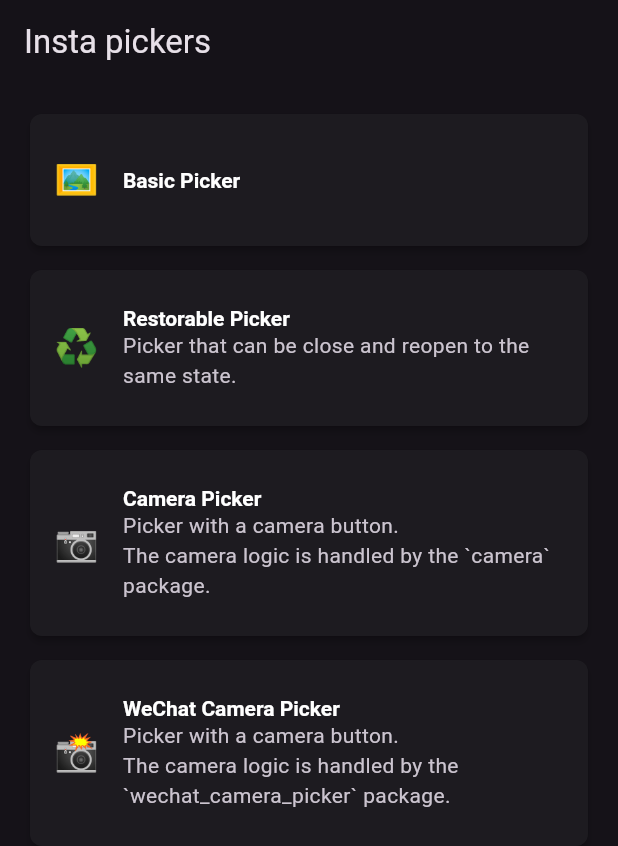
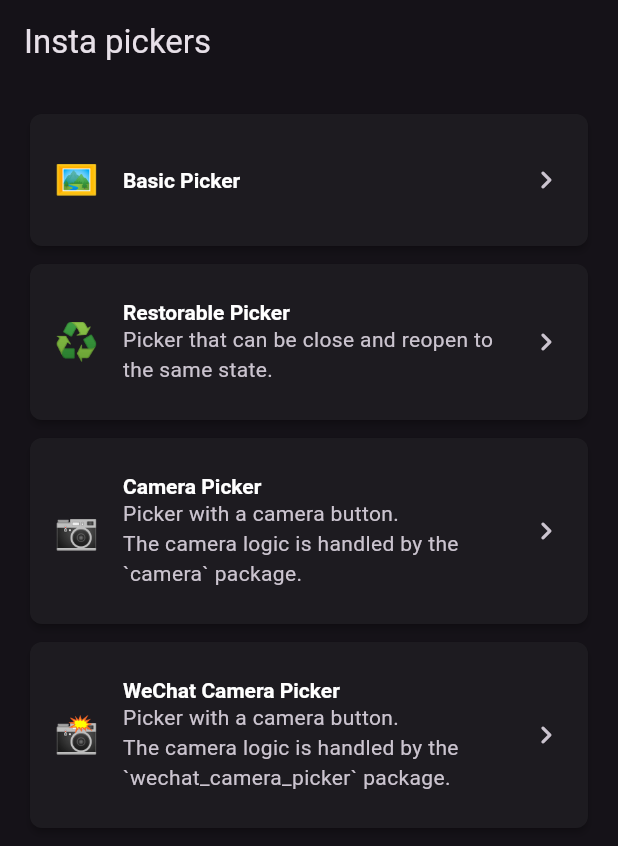
Before and after one commit to LeGoffMael/insta_assets_picker, a Flutter app: the screen it shows after launch, on a phone screen of 412 x 824 dp. Shown: the top 846 px of the screen. Run offline on Flutter 3.47's test engine with Material 2 defaults, Android fonts, the phone set to English and light mode, and no system bars; our stand-ins replace camera, extended_image; missing offline and left inert: fraction, insta_assets_crop, wechat_assets_picker, wechat_camera_picker.

Commit message:
♻️ change example picker titles and main's style

```diff
--- a/example/lib/main.dart
+++ b/example/lib/main.dart
@@ -44,7 +44,6 @@ class MyApp extends StatelessWidget {
             borderRadius: BorderRadius.all(Radius.circular(8)),
           ),
           titleTextStyle: TextStyle(fontWeight: FontWeight.w600),
-          minLeadingWidth: 8,
           leadingAndTrailingTextStyle: TextStyle(fontSize: 24),
         ),
       ),
@@ -84,13 +83,14 @@ class PickersScreen extends StatelessWidget {
               subtitle: description.description != null
                   ? Text(description.description!)
                   : null,
+              trailing: const Icon(Icons.chevron_right_rounded),
               onTap: () => Navigator.of(context).push(
                 MaterialPageRoute(builder: (context) => pickers[index]),
               ),
             ),
           );
         },
-        separatorBuilder: (_, __) => const SizedBox(height: 8),
+        separatorBuilder: (_, __) => const SizedBox(height: 4),
         itemCount: pickers.length,
       ),
     );
--- a/example/lib/pages/basic_picker.dart
+++ b/example/lib/pages/basic_picker.dart
@@ -15,7 +15,7 @@ class BasicPicker extends StatelessWidget with InstaPickerInterface {
         context,
         onPressed: () => InstaAssetPicker.pickAssets(
           context,
-          title: 'Select images',
+          title: description.fullLabel,
           maxAssets: 10,
           pickerTheme: getPickerTheme(context),
           onCompleted: (cropStream) {
--- a/example/lib/pages/camera/camera_picker.dart
+++ b/example/lib/pages/camera/camera_picker.dart
@@ -79,7 +79,7 @@ class _CameraPickerState extends State<CameraPicker> {
         context,
         onPressed: () => InstaAssetPicker.pickAssets(
           context,
-          title: 'Select images or take picture',
+          title: widget.description.fullLabel,
           maxAssets: 4,
           pickerTheme: widget.getPickerTheme(context),
           actionsBuilder: (
--- a/example/lib/pages/camera/wechat_camera_picker.dart
+++ b/example/lib/pages/camera/wechat_camera_picker.dart
@@ -28,7 +28,7 @@ class WeChatCameraPicker extends StatelessWidget with InstaPickerInterface {
         context,
         onPressed: () => InstaAssetPicker.pickAssets(
           context,
-          title: 'Select images or take picture',
+          title: description.fullLabel,
           maxAssets: 4,
           pickerTheme: getPickerTheme(context),
           actionsBuilder: (
--- a/example/lib/pages/restorable_picker.dart
+++ b/example/lib/pages/restorable_picker.dart
@@ -36,7 +36,7 @@ class _PickerScreenState extends State<RestorablePicker> {
     final List<AssetEntity>? result =
         await _instaAssetsPicker.restorableAssetsPicker(
       context,
-      title: 'Restorable',
+      title: widget.description.fullLabel,
       closeOnComplete: true,
       provider: _provider,
       pickerTheme: _pickerTheme,
--- a/example/lib/widgets/insta_picker_interface.dart
+++ b/example/lib/widgets/insta_picker_interface.dart
@@ -12,6 +12,8 @@ class PickerDescription {
     required this.label,
     this.description,
   });
+
+  String get fullLabel => '$icon $label';
 }
 
 mixin InstaPickerInterface on Widget {
@@ -19,13 +21,11 @@ mixin InstaPickerInterface on Widget {
 
   ThemeData getPickerTheme(BuildContext context) {
     return InstaAssetPicker.themeData(kDefaultColor).copyWith(
-      appBarTheme: const AppBarTheme(
-          titleTextStyle: TextStyle(color: Colors.white, fontSize: 16)),
+      appBarTheme: const AppBarTheme(titleTextStyle: TextStyle(fontSize: 16)),
     );
   }
 
-  AppBar get _appBar =>
-      AppBar(title: Text('${description.icon} ${description.label}'));
+  AppBar get _appBar => AppBar(title: Text(description.fullLabel));
 
   Column pickerColumn({
     String? text,
```
